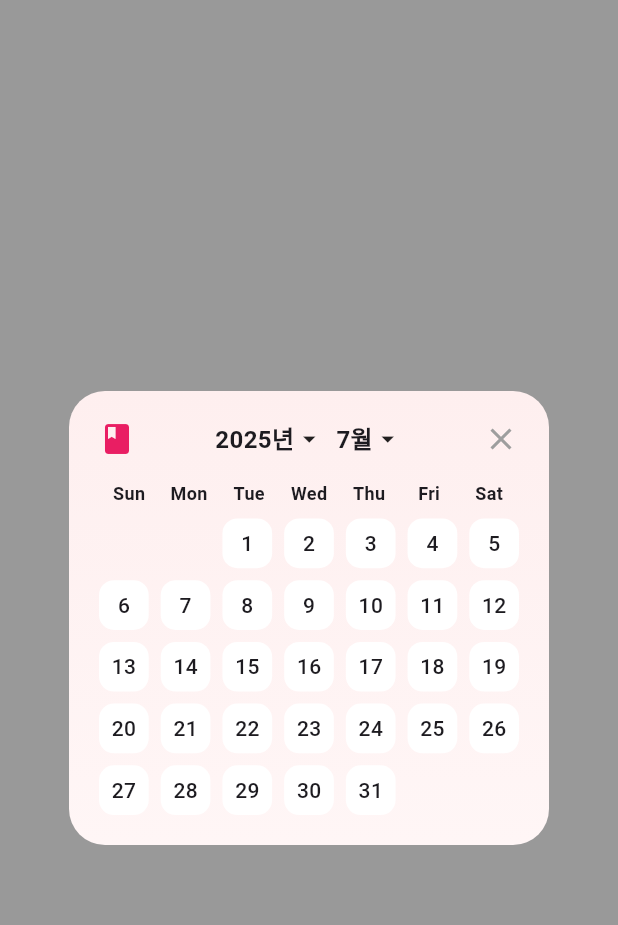
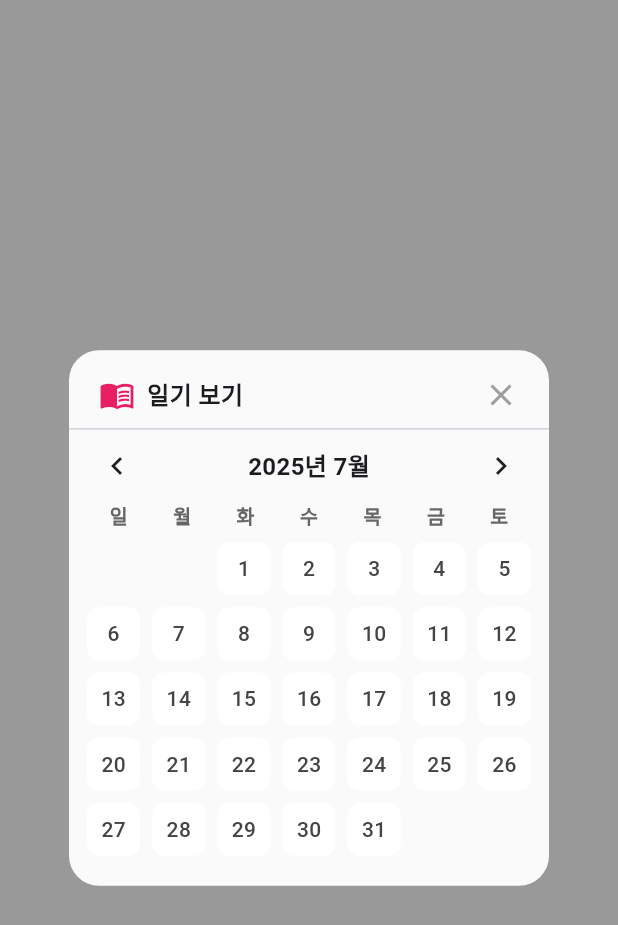
Before and after one commit to Lunary-AI-Diary/Lunary, a Flutter app: the CalendarDialog screen opened directly, on a phone screen of 412 x 824 dp. Shown: the top 925 px of the screen. Run offline on Flutter 3.47's test engine with Material 3 defaults, Android fonts, the phone set to English and light mode, and no system bars; our stand-ins replace cloud_firestore, firebase_auth, firebase_core, flutter_dotenv; accounts and stored records are empty.

Commit message:
feat: 달력 UI 개선

```diff
--- a/lib/widgets/calendar_diaglog.dart
+++ b/lib/widgets/calendar_diaglog.dart
@@ -16,179 +16,131 @@ class _CalendarDialogState extends State<CalendarDialog> {
   @override
   void initState() {
     super.initState();
-    selectedMonth = DateTime.now(); // 처음엔 현재 월로 시작
+    selectedMonth = DateTime.now();
   }
 
-  // 월 선택 다이얼로그
-  Future<void> _selectMonth() async {
-    final picked = await showDialog<int>(
-      context: context,
-      builder: (context) => SimpleDialog(
-        title: const Text('월 선택'),
-        children: List.generate(12, (i) {
-          return SimpleDialogOption(
-            onPressed: () => Navigator.pop(context, i + 1),
-            child: Text('${i + 1}월'),
-          );
-        }),
-      ),
-    );
-    if (picked != null) {
+  void _goToPreviousMonth() {
     setState(() {
-        selectedMonth = DateTime(selectedMonth.year, picked, 1);
+      selectedMonth = DateTime(selectedMonth.year, selectedMonth.month - 1);
     });
   }
-  }
 
-  // 연도 선택 다이얼로그
-  Future<void> _selectYear() async {
-    final currentYear = DateTime.now().year;
-    final picked = await showDialog<int>(
-      context: context,
-      builder: (context) => SimpleDialog(
-        title: const Text('연도 선택'),
-        children: List.generate(21, (i) {
-          final year = currentYear - 10 + i;
-          return SimpleDialogOption(
-            onPressed: () => Navigator.pop(context, year),
-            child: Text('$year년'),
-          );
-        }),
-      ),
-    );
-    if (picked != null) {
+  void _goToNextMonth() {
     setState(() {
-        selectedMonth = DateTime(picked, selectedMonth.month, 1);
+      selectedMonth = DateTime(selectedMonth.year, selectedMonth.month + 1);
     });
-    }
   }
 
   @override
   Widget build(BuildContext context) {
-    DateTime firstDayOfMonth = DateTime(
-      selectedMonth.year,
-      selectedMonth.month,
-      1,
-    );
-    DateTime lastDayOfMonth = DateTime(
-      selectedMonth.year,
-      selectedMonth.month + 1,
-      0,
-    );
-
-    // 달력에서 첫 번째 날짜가 차지해야 할 인덱스(빈 칸 개수)
-    final int startOffset = (firstDayOfMonth.weekday % 7);
-    // 예: 월요일(1)이면 1, 일요일(7)이면 0
+    final firstDay = DateTime(selectedMonth.year, selectedMonth.month, 1);
+    final lastDay = DateTime(selectedMonth.year, selectedMonth.month + 1, 0);
+    final startOffset = firstDay.weekday % 7;
 
     return Scaffold(
       backgroundColor: Colors.black.withOpacity(0.4),
       body: Center(
         child: Container(
           width: 320,
-          padding: const EdgeInsets.all(20),
+          padding: const EdgeInsets.only(top: 8, bottom: 20),
           decoration: BoxDecoration(
-            borderRadius: BorderRadius.circular(24),
-            gradient: const LinearGradient(
-              colors: [Color(0xFFFEEFEF), Color(0xFFFFF6F6)],
-              begin: Alignment.topCenter,
-              end: Alignment.bottomCenter,
-            ),
+            borderRadius: BorderRadius.circular(20),
+            color: Colors.white.withOpacity(0.95),
           ),
           child: Column(
             mainAxisSize: MainAxisSize.min,
             children: [
-              // 헤더: 월/연도 선택 버튼 추가
-              Row(
-                mainAxisAlignment: MainAxisAlignment.spaceBetween,
-                children: [
-                  const Icon(Icons.book, color: Colors.pink),
-                  Row(
-                    children: [
-                      // 연도 선택 버튼
-                      GestureDetector(
-                        onTap: _selectYear,
+              // 상단 헤더
+              Padding(
+                padding: const EdgeInsets.symmetric(
+                  horizontal: 20,
+                  vertical: 10,
+                ),
                 child: Row(
                   children: [
-                            Text(
-                              '${selectedMonth.year}년',
-                              style: const TextStyle(
+                    const Icon(Icons.menu_book, color: Colors.pink),
+                    const SizedBox(width: 8),
+                    const Text(
+                      '일기 보기',
+                      style: TextStyle(
                         fontWeight: FontWeight.bold,
                         fontSize: 16,
                       ),
                     ),
-                            const Icon(Icons.arrow_drop_down, size: 20),
-                          ],
-                        ),
-                      ),
-                      const SizedBox(width: 8),
-                      // 월 선택 버튼
-                      GestureDetector(
-                        onTap: _selectMonth,
-                        child: Row(
-                          children: [
-                            Text(
-                              '${selectedMonth.month}월',
-                              style: const TextStyle(
-                                fontWeight: FontWeight.bold,
-                                fontSize: 16,
-                              ),
-                            ),
-                            const Icon(Icons.arrow_drop_down, size: 20),
-                          ],
-                        ),
-                      ),
-                    ],
-                  ),
+                    const Spacer(),
                     GestureDetector(
                       onTap: () => Navigator.pop(context),
                       child: const Icon(Icons.close, color: Colors.grey),
                     ),
                   ],
                 ),
-              const SizedBox(height: 16),
+              ),
+              const Divider(height: 1, thickness: 0.8),
 
-              // 요일
-              Row(
+              // 날짜 선택 바
+              Padding(
+                padding: const EdgeInsets.symmetric(
+                  horizontal: 20,
+                  vertical: 12,
+                ),
+                child: Row(
                   mainAxisAlignment: MainAxisAlignment.spaceBetween,
-                children: List.generate(7, (index) {
-                  const weekday = [
-                    'Sun',
-                    'Mon',
-                    'Tue',
-                    'Wed',
-                    'Thu',
-                    'Fri',
-                    'Sat',
-                  ];
+                  children: [
+                    GestureDetector(
+                      onTap: _goToPreviousMonth,
+                      child: const Icon(Icons.chevron_left),
+                    ),
+                    Text(
+                      '${selectedMonth.year}년 ${selectedMonth.month}월',
+                      style: const TextStyle(
+                        fontSize: 16,
+                        fontWeight: FontWeight.w600,
+                      ),
+                    ),
+                    GestureDetector(
+                      onTap: _goToNextMonth,
+                      child: const Icon(Icons.chevron_right),
+                    ),
+                  ],
+                ),
+              ),
+
+              // 요일 표시 (한글)
+              Padding(
+                padding: const EdgeInsets.symmetric(horizontal: 12),
+                child: Row(
+                  children: ['일', '월', '화', '수', '목', '금', '토'].map((label) {
                     return Expanded(
                       child: Center(
                         child: Text(
-                        weekday[index],
+                          label,
                           style: const TextStyle(
-                          fontWeight: FontWeight.bold,
-                          fontSize: 12,
+                            fontWeight: FontWeight.w600,
+                            fontSize: 13,
+                            color: Color(0xFF666666),
                           ),
                         ),
                       ),
                     );
-                }),
+                  }).toList(),
+                ),
               ),
               const SizedBox(height: 8),
 
               // 날짜들
-              GridView.builder(
+              Padding(
+                padding: const EdgeInsets.symmetric(horizontal: 12),
+                child: GridView.builder(
                   shrinkWrap: true,
                   physics: const NeverScrollableScrollPhysics(),
+                  itemCount: startOffset + lastDay.day,
                   gridDelegate: const SliverGridDelegateWithFixedCrossAxisCount(
                     crossAxisCount: 7,
                     mainAxisSpacing: 8,
                     crossAxisSpacing: 8,
                   ),
-                itemCount: startOffset + lastDayOfMonth.day,
                   itemBuilder: (context, index) {
-                  if (index < startOffset) {
-                    return const SizedBox.shrink();
-                  }
+                    if (index < startOffset) return const SizedBox.shrink();
 
                     final day = index - startOffset + 1;
                     final date = DateTime(
@@ -201,12 +153,12 @@ class _CalendarDialogState extends State<CalendarDialog> {
                     return GestureDetector(
                       onTap: () {
                         Navigator.pop(context);
-                      widget.onDateSelected(dateId); // 문자열로 전달
+                        widget.onDateSelected(dateId); // 선택된 날짜 전달
                       },
                       child: Container(
                         decoration: BoxDecoration(
-                        borderRadius: BorderRadius.circular(10),
                           color: Colors.white,
+                          borderRadius: BorderRadius.circular(8),
                         ),
                         alignment: Alignment.center,
                         child: Text(
@@ -214,11 +166,13 @@ class _CalendarDialogState extends State<CalendarDialog> {
                           style: const TextStyle(
                             fontSize: 14,
                             fontWeight: FontWeight.w500,
+                            color: Color(0xFF444444),
                           ),
                         ),
                       ),
                     );
                   },
+                ),
               ),
             ],
           ),
```
Lines whose indentation alone changed are shown as unchanged.
